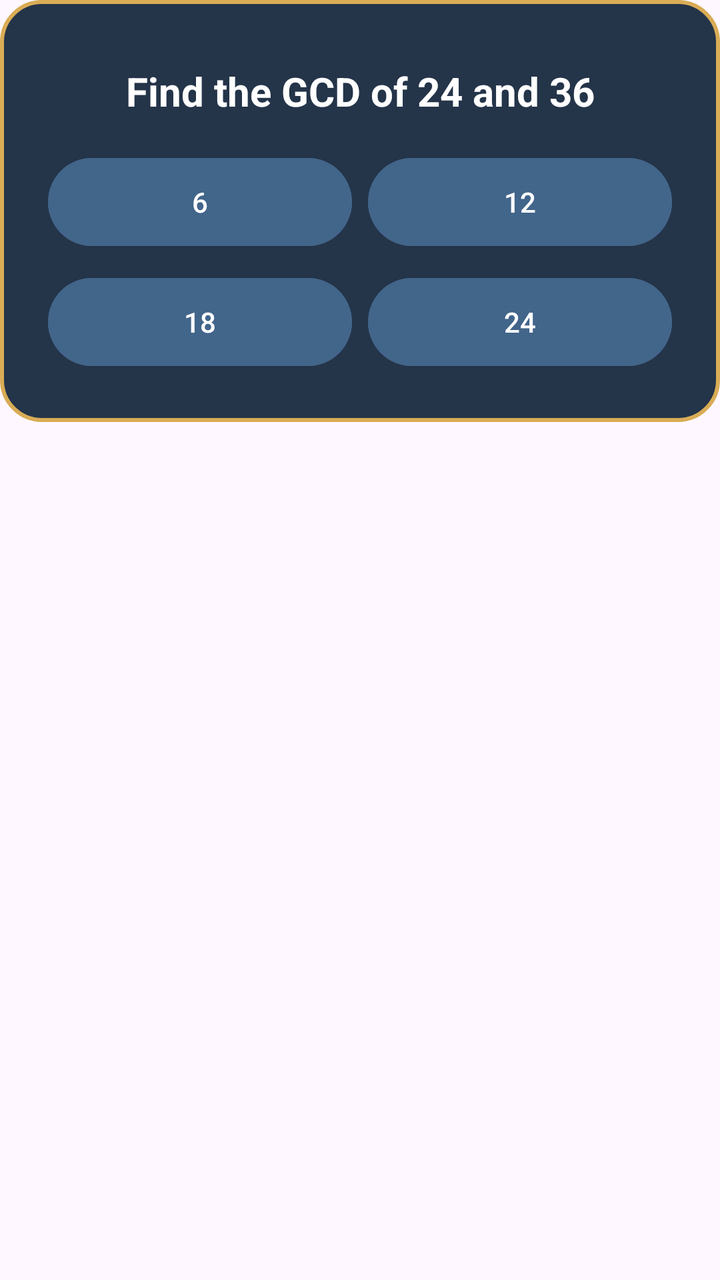
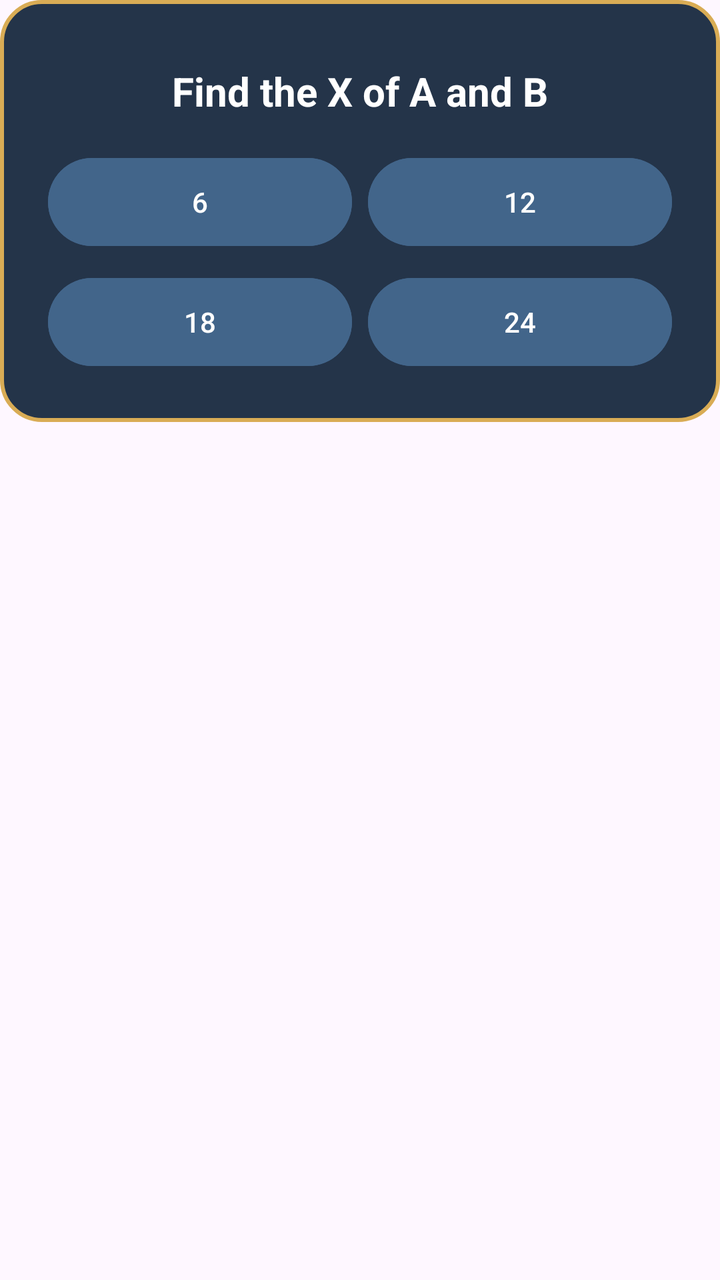

The first picture is an Android layout as it rendered before a commit; the second is the same layout after the commit. The layout source and the unified diff follow.
<!-- AndroidManifest.xml: application theme Theme.MathRPGTurnBased -->
<!-- res/layout/dialog_question.xml -->
<?xml version="1.0" encoding="utf-8"?>
<ScrollView
    xmlns:android="http://schemas.android.com/apk/res/android"
    android:id="@+id/scrollView2"
    android:layout_width="match_parent"
    android:layout_height="wrap_content"
    android:fillViewport="false">

    <LinearLayout
        android:id="@+id/linearLayout"
        android:layout_width="match_parent"
        android:layout_height="wrap_content"
        android:orientation="vertical"
        android:padding="20dp"
        android:background="@drawable/question_box_background">

        <TextView
            android:id="@+id/questionText"
            android:layout_width="match_parent"
            android:layout_height="wrap_content"
            android:text="Find the GCD of 24 and 36"
            android:textColor="#FFFFFF"
            android:textSize="20sp"
            android:textStyle="bold"
            android:gravity="center"
            android:padding="12dp"/>


        <LinearLayout
            android:layout_width="match_parent"
            android:layout_height="wrap_content"
            android:orientation="horizontal">

            <Button
                android:id="@+id/answer1"
                android:layout_width="0dp"
                android:layout_height="wrap_content"
                android:layout_weight="1"
                android:minHeight="52dp"
                android:layout_margin="4dp"
                android:text="6"
                android:textAllCaps="false"
                android:backgroundTint="#42658A"/>

            <Button
                android:id="@+id/answer2"
                android:layout_width="0dp"
                android:layout_height="wrap_content"
                android:layout_weight="1"
                android:minHeight="52dp"
                android:layout_margin="4dp"
                android:text="12"
                android:textAllCaps="false"
                android:backgroundTint="#42658A"/>

        </LinearLayout>


        <LinearLayout
            android:layout_width="match_parent"
            android:layout_height="wrap_content"
            android:orientation="horizontal">

            <Button
                android:id="@+id/answer3"
                android:layout_width="0dp"
                android:layout_height="wrap_content"
                android:layout_weight="1"
                android:minHeight="52dp"
                android:layout_margin="4dp"
                android:text="18"
                android:textAllCaps="false"
                android:backgroundTint="#42658A"/>

            <Button
                android:id="@+id/answer4"
                android:layout_width="0dp"
                android:layout_height="wrap_content"
                android:layout_weight="1"
                android:minHeight="52dp"
                android:layout_margin="4dp"
                android:text="24"
                android:textAllCaps="false"
                android:backgroundTint="#42658A"/>

        </LinearLayout>

    </LinearLayout>

</ScrollView>
<!-- resources referenced by this layout -->
<resources>
  <!-- drawable question_box_background (drawable) -->
  <?xml version="1.0" encoding="utf-8"?>
  <shape xmlns:android="http://schemas.android.com/apk/res/android">
  
      <solid android:color="#243449"/>
  
      <corners android:radius="20dp"/>
  
      <stroke
          android:width="2dp"
          android:color="#D9AC55"/>
  
  </shape>
  <style name="Theme.MathRPGTurnBased" parent="Base.Theme.MathRPGTurnBased" />
  <style name="Base.Theme.MathRPGTurnBased" parent="Theme.Material3.DayNight.NoActionBar">
          
          
      </style>
</resources>

<!-- the commit's change to res/layout/dialog_question.xml (unified diff, before → after) -->
@@ -18,7 +18,7 @@
             android:id="@+id/questionText"
             android:layout_width="match_parent"
             android:layout_height="wrap_content"
-            android:text="Find the GCD of 24 and 36"
+            android:text="Find the X of A and B"
             android:textColor="#FFFFFF"
             android:textSize="20sp"
             android:textStyle="bold"
